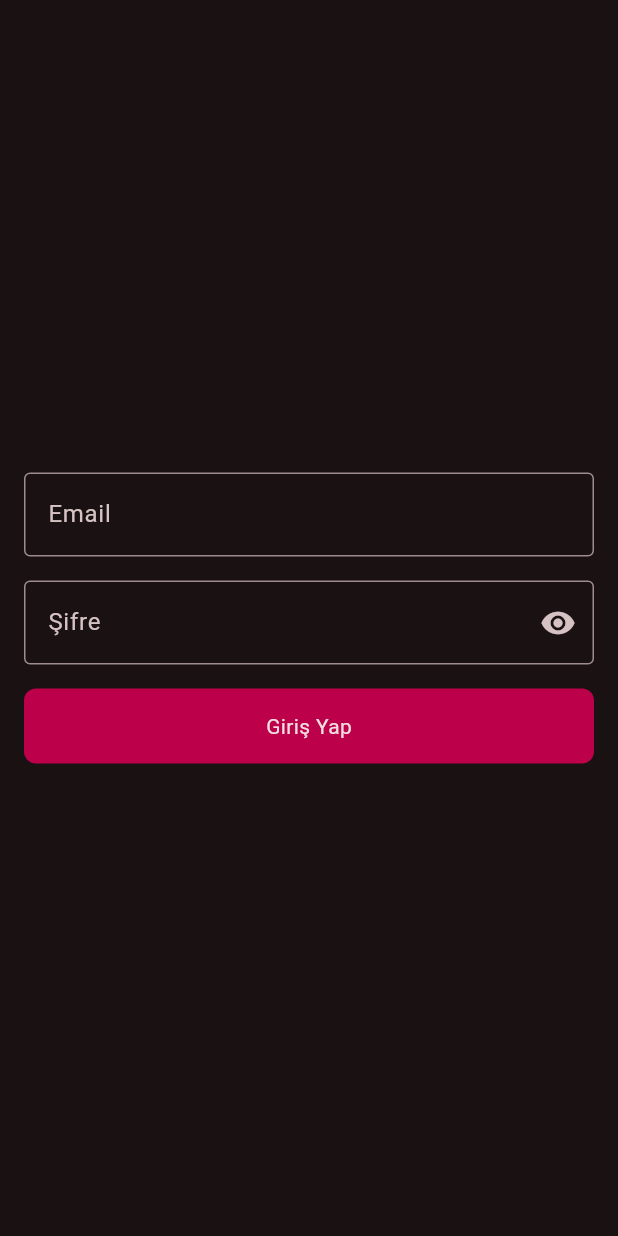
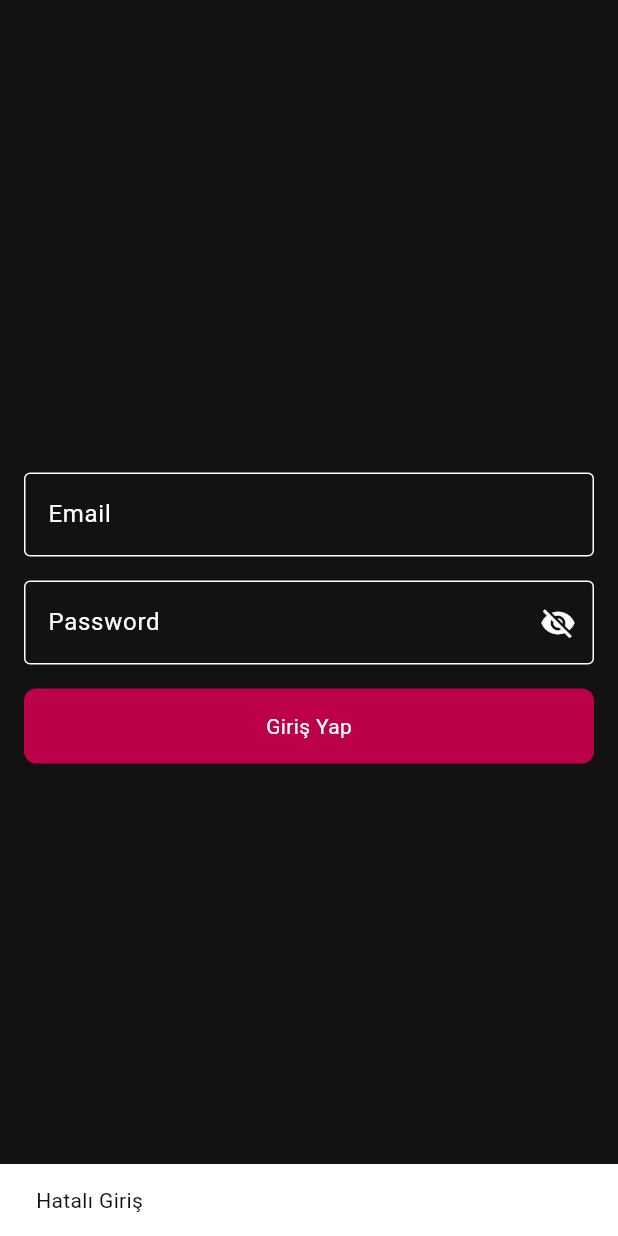
Before and after one commit to zsyon/flutter_uygulama2, a Flutter app: the screen it shows after launch, after a tap on "Giriş Yap", on a phone screen of 412 x 824 dp. Run offline on Flutter 3.47's test engine with Material 3 defaults, Android fonts, the phone set to English and light mode, and no system bars.

Commit message:
add home.dart

```diff
--- /dev/null
+++ b/lib/home.dart
@@ -0,0 +1,20 @@
+import 'package:flutter/material.dart';
+
+class HomeScreen extends StatefulWidget {
+  const HomeScreen({Key? key}) : super(key: key);
+
+  @override
+  // ignore: library_private_types_in_public_api
+  _HomeScreenState createState() => _HomeScreenState();
+}
+
+class _HomeScreenState extends State<HomeScreen> {
+  @override
+  Widget build(BuildContext context) {
+    return Scaffold(
+      body: Center(
+        child: Text('Home Screen  aaaaaaaaaa'),
+      ),
+    );
+  }
+}
--- a/lib/main.dart
+++ b/lib/main.dart
@@ -1,11 +1,12 @@
 import 'package:flutter/material.dart';
+import 'package:flutter_application_2/home.dart';
 
 void main() {
   runApp(const MyApp());
 }
 
 class MyApp extends StatelessWidget {
-  const MyApp({super.key});
+  const MyApp({Key? key}) : super(key: key);
 
   @override
   Widget build(BuildContext context) {
@@ -13,13 +14,15 @@ class MyApp extends StatelessWidget {
       home: const MyHomePage(),
       theme: ThemeData(
         brightness: Brightness.dark,
-          colorSchemeSeed: const Color.fromRGBO(188, 0, 74, 1.0),
-        ));
+        colorScheme:
+            const ColorScheme.dark(primary: Color.fromRGBO(188, 0, 74, 1.0)),
+      ),
+    );
   }
 }
 
 class MyHomePage extends StatefulWidget {
-  const MyHomePage({super.key});
+  const MyHomePage({Key? key}) : super(key: key);
 
   @override
   MyHomePageState createState() => MyHomePageState();
@@ -46,36 +49,42 @@ class MyHomePageState extends State<MyHomePage> {
                 focusedBorder: OutlineInputBorder(
                   borderSide: BorderSide(
                     color: Theme.of(context).colorScheme.onPrimary,
-                        width: 2)),
-                hintStyle:
-                    TextStyle(color: Theme.of(context).colorScheme.onSurface),
+                    width: 2,
+                  ),
+                ),
+                hintStyle: TextStyle(
+                  color: Theme.of(context).colorScheme.onSurface,
+                ),
                 border: const OutlineInputBorder(),
               ),
             ),
             const SizedBox(height: 16),
             TextField(
-              controller: _passwordController, // Metin rengini ayarla
-              obscureText: !_isPasswordVisible, // Şifreyi gizle/göster
+              controller: _passwordController,
+              obscureText: !_isPasswordVisible,
               decoration: InputDecoration(
-                labelText: 'Şifre',
+                labelText: 'Password',
                 focusedBorder: OutlineInputBorder(
                   borderSide: BorderSide(
-                        color: Theme.of(context).colorScheme.primary,
-                        width: 2)),
-                hintStyle:
-                    TextStyle(color: Theme.of(context).colorScheme.onSurface),
+                    color: Theme.of(context).colorScheme.onPrimary,
+                    width: 2,
+                  ),
+                ),
+                hintStyle: TextStyle(
+                  color: Theme.of(context).colorScheme.onSurface,
+                ),
                 border: const OutlineInputBorder(),
-                suffixIcon: GestureDetector(
-                  onTap: () {
+                suffixIcon: IconButton(
+                  icon: Icon(
+                    _isPasswordVisible
+                        ? Icons.visibility
+                        : Icons.visibility_off,
+                  ),
+                  onPressed: () {
                     setState(() {
                       _isPasswordVisible = !_isPasswordVisible;
                     });
                   },
-                  child: Icon(
-                    _isPasswordVisible
-                        ? Icons.visibility_off
-                        : Icons.visibility,
-                  ),
                 ),
               ),
             ),
@@ -85,12 +94,18 @@ class MyHomePageState extends State<MyHomePage> {
               height: 50,
               child: InkWell(
                 onTap: () {
-                  String enteredEmail = _emailController.text;
-                  String enteredPassword = _passwordController.text == ""
-                      ? ""
-                      : _passwordController.text;
-                  debugPrint('Girilen email: $enteredEmail');
-                  debugPrint('Girilen şifre: $enteredPassword');
+                  if (_emailController.text == "admin" &&
+                      _passwordController.text == "1234") {
+                    Navigator.push(
+                      context,
+                      MaterialPageRoute(
+                          builder: (context) => const HomeScreen()),
+                    );
+                  } else {
+                    ScaffoldMessenger.of(context).showSnackBar(
+                      const SnackBar(content: Text('Hatalı Giriş')),
+                    );
+                  }
                 },
                 child: Container(
                   decoration: BoxDecoration(
@@ -98,7 +113,10 @@ class MyHomePageState extends State<MyHomePage> {
                     borderRadius: BorderRadius.circular(8),
                   ),
                   child: const Center(
-                        child: Text('Giriş Yap', style: TextStyle()))),
+                    child: Text('Giriş Yap',
+                        style: TextStyle(color: Colors.white)),
+                  ),
+                ),
               ),
             ),
           ],
@@ -107,3 +125,19 @@ class MyHomePageState extends State<MyHomePage> {
     );
   }
 }
+
+// class Homescreen extends StatelessWidget {
+//   const Homescreen({Key? key}) : super(key: key);
+
+//   @override
+//   Widget build(BuildContext context) {
+//     return Scaffold(
+//       appBar: AppBar(
+//         title: const Text('Home Screen'),
+//       ),
+//       body: const Center(
+//         child: Text('Welcome to Home Screen!'),
+//       ),
+//     );
+//   }
+// }
```
Lines whose indentation alone changed are shown as unchanged.
